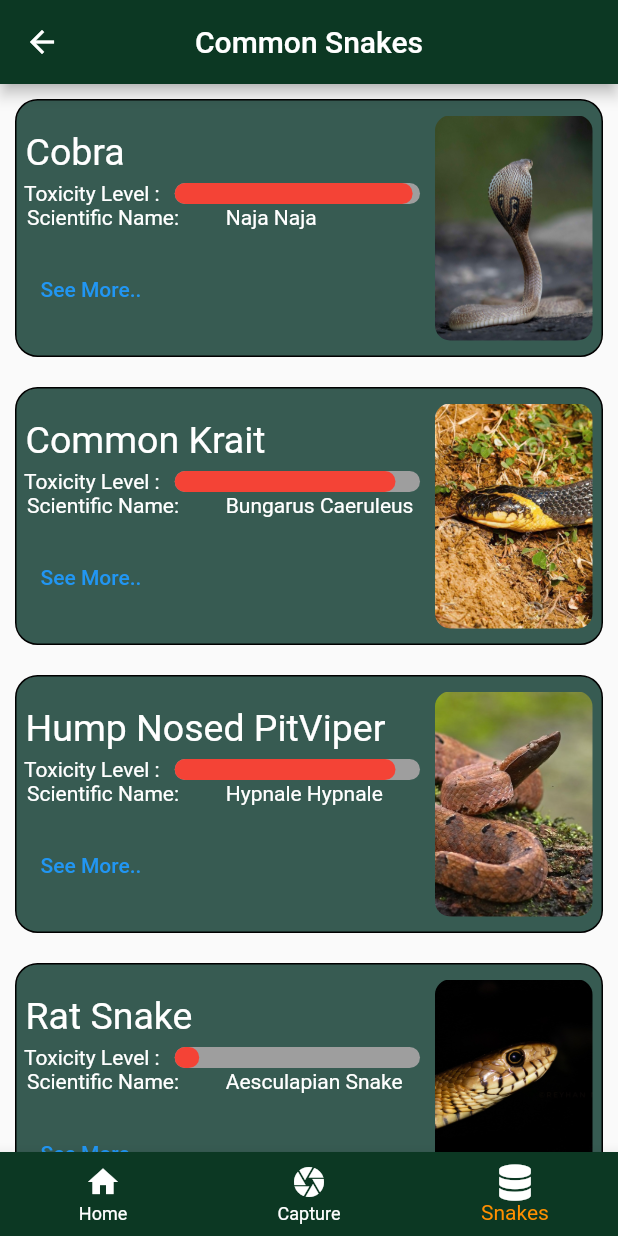
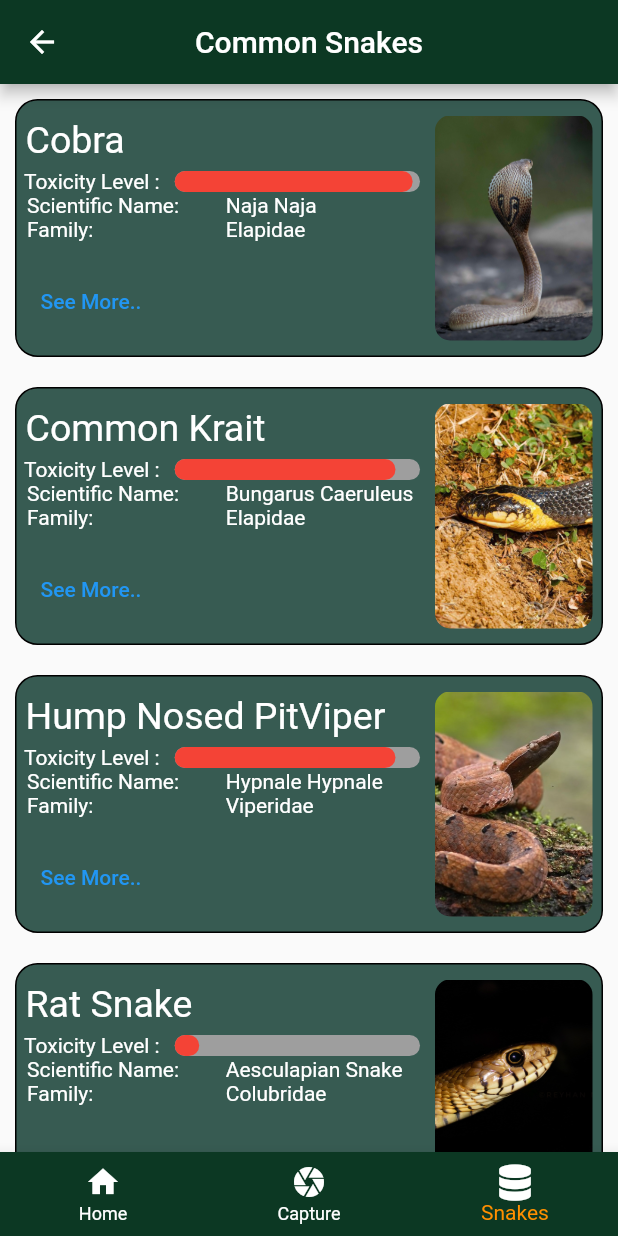
Before and after one commit to Deshal-001/snake_eyes, a Flutter app: the screen it shows after launch, item 3 of the bottom bar chosen, on a phone screen of 412 x 824 dp. Run offline on Flutter 3.47's test engine with Material 2 defaults, Android fonts, the phone set to English and light mode, and no system bars; drawn by our look-alikes of percent_indicator; our stand-ins replace font_awesome_flutter, google_fonts, image_picker; Roboto replaces fonts that are missing (Abel).

Commit message:
Initial commit

```diff
--- a/lib/CommonSnakesPage.dart
+++ b/lib/CommonSnakesPage.dart
@@ -61,55 +61,55 @@ class _CommonSnakesPageState extends State<CommonSnakesPage> {
                   "",
                   snakesImages[0],
                   0.97,
-                  "Naja Naja"),
+                  "Naja Naja","Elapidae"),
               snakes(
                   snakesList[1],
                   "",
                   snakesImages[1],
                   0.9,
-                  "Bungarus Caeruleus"),
+                  "Bungarus Caeruleus","Elapidae"),
               snakes(
                   snakesList[2],
                   "",
                   snakesImages[2],
                   0.9,
-                  "Hypnale Hypnale"),
+                  "Hypnale Hypnale","Viperidae"),
               snakes(
                   snakesList[3],
                   "",
                   snakesImages[3],
                   0.1,
-                  "Aesculapian Snake"),
+                  "Aesculapian Snake","Colubridae"),
               snakes(
                   snakesList[4],
                   "",
                   snakesImages[4],
                   0.8,
-                  "Daboia Russelii"),
+                  "Daboia Russelii","Viperidae"),
               snakes(
                   snakesList[5],
                   "",
                   snakesImages[5],
                   0.8,
-                  "Echis Carinatus"),
+                  "Echis Carinatus","Viperidae"),
               snakes(
                   snakesList[6],
                   "",
                   snakesImages[6],
                   0.5,
-                  "Ahaetulla Nasuta"),
+                  "Ahaetulla Nasuta","Colubridae"),
               snakes(
                   snakesList[7],
                   "",
                   snakesImages[7],
                   0.1,
-                  "Python Molurus"),
+                  "Python Molurus","Pythonidae"),
               snakes(
                   snakesList[8],
                   "",
                   snakesImages[8],
                   0.1,
-                  "Gongylophis Conicus"),
+                  "Gongylophis Conicus","Boidae"),
 
               /**
                   1. cobra
@@ -177,8 +177,9 @@ class snakes extends StatelessWidget {
   String path;
   double toxicLevel;
   String ScientificName;
+  String family;
 
-  snakes(this.name, this.data, this.path, this.toxicLevel, this.ScientificName);
+  snakes(this.name, this.data, this.path, this.toxicLevel, this.ScientificName,this.family);
 
   @override
   Widget build(BuildContext context) {
@@ -246,6 +247,21 @@ class snakes extends StatelessWidget {
                         ))
                   ],
                 ),
+                Row(
+                  children: [
+                    Expanded(
+                        flex: 2,
+                        child: Container(
+                            margin: EdgeInsets.only(left: 7),
+                            child: Text("Family:",style: TextStyle(color: Colors.white),))),
+                    Expanded(
+                        flex: 2,
+                        child: Text(
+                          family,
+                          style: GoogleFonts.abel(color: Colors.white),
+                        ))
+                  ],
+                ),
                 Container(
                     margin: const EdgeInsets.only(left: 6),
                     child:
```
